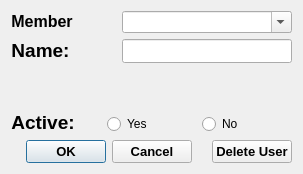
Above: Client/GUI/UI_Files/edit_user_dialog.ui from NotMGR/Lib before the change. Below: the same form after it.
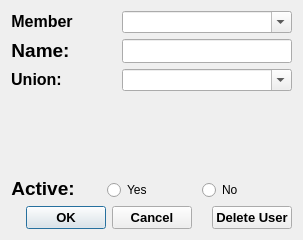
That is the form after the change.

Commit message: Added all union dependencies on users, raids and mocks.

Diff of the .ui file:
```diff
--- a/Client/GUI/UI_Files/edit_user_dialog.ui
+++ b/Client/GUI/UI_Files/edit_user_dialog.ui
@@ -7,19 +7,19 @@
     <x>0</x>
     <y>0</y>
     <width>303</width>
-    <height>174</height>
+    <height>240</height>
    </rect>
   </property>
   <property name="minimumSize">
    <size>
     <width>303</width>
-    <height>174</height>
+    <height>240</height>
    </size>
   </property>
   <property name="maximumSize">
    <size>
     <width>303</width>
-    <height>174</height>
+    <height>240</height>
    </size>
   </property>
   <property name="windowTitle">
@@ -85,6 +85,30 @@
        </item>
       </layout>
      </item>
+     <item>
+      <layout class="QHBoxLayout" name="horizontalLayout_5">
+       <item alignment="Qt::AlignmentFlag::AlignLeft">
+        <widget class="QLabel" name="union_label">
+         <property name="text">
+          <string>&lt;html&gt;&lt;head/&gt;&lt;body&gt;&lt;p align=&quot;center&quot;&gt;&lt;span style=&quot; font-size:12pt; font-weight:700;&quot;&gt;Union:&lt;/span&gt;&lt;/p&gt;&lt;/body&gt;&lt;/html&gt;</string>
+         </property>
+        </widget>
+       </item>
+       <item>
+        <widget class="QComboBox" name="edit_union_cbox">
+         <property name="minimumSize">
+          <size>
+           <width>170</width>
+           <height>0</height>
+          </size>
+         </property>
+         <property name="editable">
+          <bool>true</bool>
+         </property>
+        </widget>
+       </item>
+      </layout>
+     </item>
      <item>
       <layout class="QHBoxLayout" name="horizontalLayout_3">
        <item alignment="Qt::AlignmentFlag::AlignLeft|Qt::AlignmentFlag::AlignBottom">
```
The commit also changes 29 other files.
